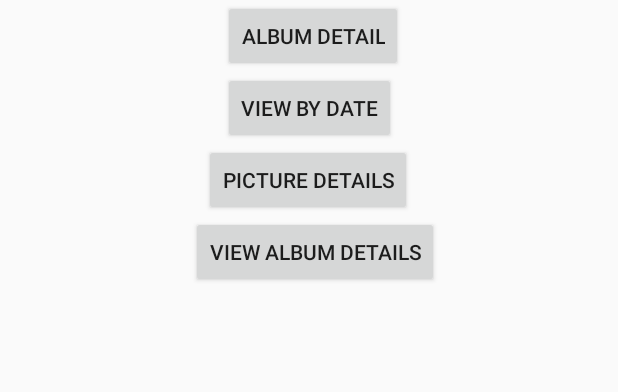
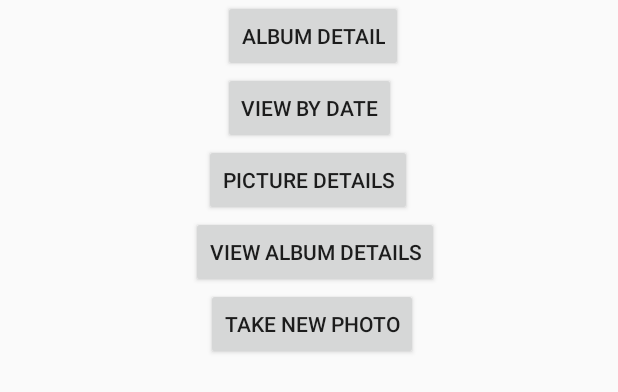
Before and after one commit to thinhnguyenphuc/18clc_20_doan, an Android app: the layout activity_main.xml on its own in the app's theme, with its tools: preview values and no code run, on a phone screen of 412 x 824 dp. Shown: the top 392 px of the screen. Run offline under Robolectric (Android 15) with nearby library versions, the phone set to English and light mode, and no system bars.

Commit message:
+ Take a new picture

```diff
--- a/src/app/src/main/AndroidManifest.xml
+++ b/src/app/src/main/AndroidManifest.xml
@@ -1,7 +1,10 @@
 <?xml version="1.0" encoding="utf-8"?>
 <manifest xmlns:android="http://schemas.android.com/apk/res/android"
     package="com.example.photo_manager">
-
+    <uses-permission android:name="android.permission.READ_EXTERNAL_STORAGE" />
+    <uses-permission android:name="android.permission.WRITE_EXTERNAL_STORAGE" />
+    <uses-permission android:name="android.permission.CAMERA" />
+    <uses-feature android:name="android.hardware.camera" />
     <application
         android:allowBackup="true"
         android:icon="@mipmap/ic_launcher"
--- a/src/app/src/main/res/layout/activity_main.xml
+++ b/src/app/src/main/res/layout/activity_main.xml
@@ -44,4 +44,14 @@
         app:layout_constraintHorizontal_bias="0.508"
         app:layout_constraintStart_toStartOf="parent"
         app:layout_constraintTop_toTopOf="parent" />
+
+    <Button
+        android:id="@+id/new_photo"
+        android:layout_width="wrap_content"
+        android:layout_height="wrap_content"
+        android:text="Take new photo"
+        app:layout_constraintEnd_toEndOf="parent"
+        app:layout_constraintHorizontal_bias="0.507"
+        app:layout_constraintStart_toStartOf="parent"
+        app:layout_constraintTop_toBottomOf="@+id/button_activity" />
 </androidx.constraintlayout.widget.ConstraintLayout>
--- a/src/build.gradle
+++ b/src/build.gradle
@@ -5,7 +5,7 @@ buildscript {
         jcenter()
     }
     dependencies {
-        classpath 'com.android.tools.build:gradle:4.1.2'
+        classpath 'com.android.tools.build:gradle:4.1.3'
         // NOTE: Do not place your application dependencies here; they belong
         // in the individual module build.gradle files
     }
```
Also changed, not shown: src/app/src/main/java/com/example/photo_manager/MainActivity.java (+38 -0 lines), src/app/src/main/java/com/example/photo_manager/New_Photo.java (added, +73 -0 lines).
